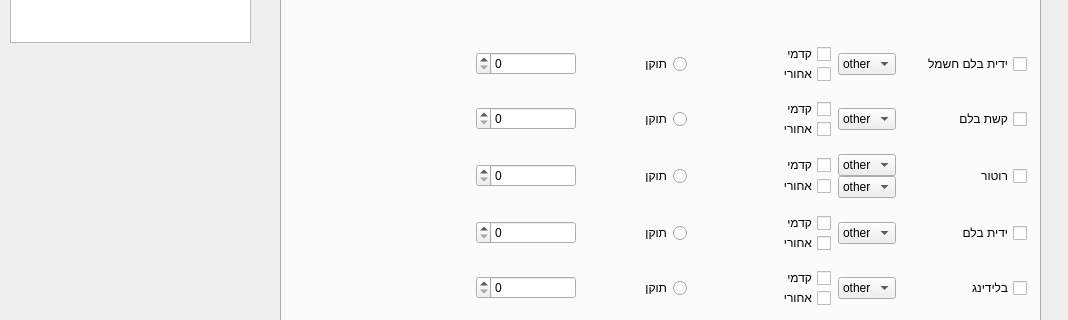
NanoShark/CycleWorkshop, file mainwindow.ui: the form before one commit; both pictures show x 0 to 1068 and y 233 to 553 of the 1068 by 832 pixel window.
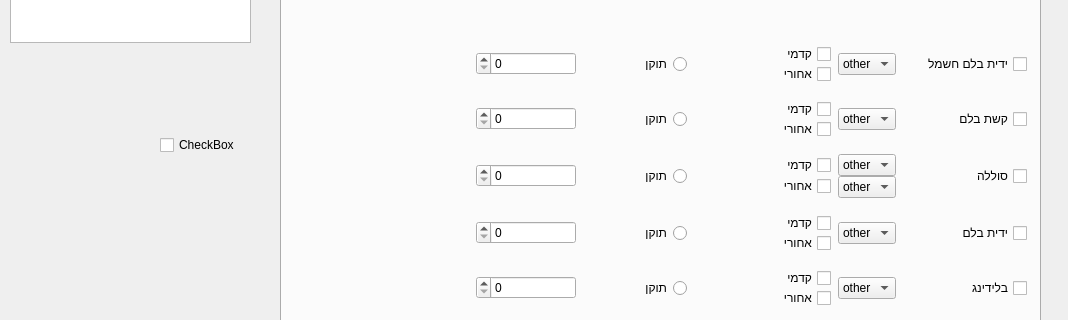
The form after the commit. The open tabs and pages were chosen to show the change. Icons and pictures are not drawn.

The edit to the form file:
```diff
--- a/mainwindow.ui
+++ b/mainwindow.ui
@@ -2480,7 +2480,7 @@
           <enum>Qt::RightToLeft</enum>
          </property>
          <property name="text">
-          <string>רוטור</string>
+          <string>סוללה</string>
          </property>
         </widget>
        </item>
@@ -3131,6 +3131,19 @@
      </item>
     </layout>
    </widget>
+   <widget class="QCheckBox" name="checkBox">
+    <property name="geometry">
+     <rect>
+      <x>160</x>
+      <y>350</y>
+      <width>78</width>
+      <height>22</height>
+     </rect>
+    </property>
+    <property name="text">
+     <string>CheckBox</string>
+    </property>
+   </widget>
   </widget>
   <widget class="QStatusBar" name="statusbar"/>
   <widget class="QToolBar" name="toolBar">
```
Left out of the diff: 4 changed lines with no effect on the pictures.
